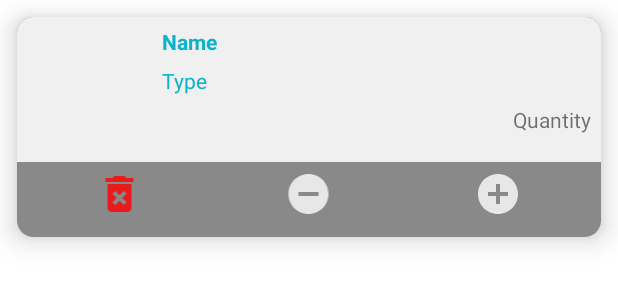
After one commit to in-techouse/per-care-system, an Android app: the layout item_cart.xml on its own in the app's theme, with its tools: preview values and no code run, on a phone screen of 412 x 824 dp. The commit adds this screen. Shown: the top 300 px of the screen. Run offline under Robolectric (Android 15) with nearby library versions, the light colour scheme and no system bars.

Commit message:
Working on Cart

```diff
--- /dev/null
+++ b/app/src/main/res/drawable-anydpi/ic_action_cart_delete.xml
@@ -0,0 +1,11 @@
+<vector xmlns:android="http://schemas.android.com/apk/res/android"
+    android:width="24dp"
+    android:height="24dp"
+    android:viewportWidth="24"
+    android:viewportHeight="24"
+    android:tint="#FF0000"
+    android:alpha="0.8">
+    <path
+        android:fillColor="#FF000000"
+        android:pathData="M6,19c0,1.1 0.9,2 2,2h8c1.1,0 2,-0.9 2,-2L18,7L6,7v12zM8.46,11.88l1.41,-1.41L12,12.59l2.12,-2.12 1.41,1.41L13.41,14l2.12,2.12 -1.41,1.41L12,15.41l-2.12,2.12 -1.41,-1.41L10.59,14l-2.13,-2.12zM15.5,4l-1,-1h-5l-1,1L5,4v2h14L19,4z"/>
+</vector>
--- a/app/src/main/res/layout/activity_cart.xml
+++ b/app/src/main/res/layout/activity_cart.xml
@@ -3,7 +3,8 @@
     xmlns:tools="http://schemas.android.com/tools"
     android:layout_width="match_parent"
     android:layout_height="match_parent"
-    tools:context=".activities.CartActivity">
+    tools:context=".activities.CartActivity"
+    android:padding="0dp">
 
     <LinearLayout
         android:id="@+id/loading"
@@ -31,6 +32,7 @@
     </LinearLayout>
 
     <Button
+        android:layout_margin="0dp"
         android:layout_alignParentBottom="true"
         android:textStyle="bold"
         android:text="Checkout"
--- /dev/null
+++ b/app/src/main/res/layout/item_cart.xml
@@ -0,0 +1,101 @@
+<?xml version="1.0" encoding="utf-8"?>
+<androidx.cardview.widget.CardView xmlns:android="http://schemas.android.com/apk/res/android"
+    xmlns:app="http://schemas.android.com/apk/res-auto"
+    android:layout_width="match_parent"
+    android:layout_height="wrap_content"
+    android:layout_margin="11dp"
+    android:background="@color/colorGray"
+    app:cardCornerRadius="11dp"
+    app:cardElevation="11dp">
+
+    <LinearLayout
+        android:layout_width="match_parent"
+        android:layout_height="wrap_content"
+        android:background="@color/colorGray"
+        android:orientation="vertical">
+
+        <RelativeLayout
+            android:layout_width="match_parent"
+            android:layout_height="wrap_content"
+            android:background="@color/colorWhite"
+            android:padding="3dp">
+
+            <de.hdodenhof.circleimageview.CircleImageView
+                android:id="@+id/foodImage"
+                android:layout_width="90dp"
+                android:layout_height="90dp"
+                app:civ_border_color="#FF000000"
+                app:civ_border_width="2dp" />
+
+            <TextView
+                android:id="@+id/foodName"
+                android:layout_width="match_parent"
+                android:layout_height="wrap_content"
+                android:layout_toEndOf="@id/foodImage"
+                android:padding="3dp"
+                android:text="Name"
+                android:textColor="@color/colorPrimary"
+                android:textStyle="bold" />
+
+            <TextView
+                android:id="@+id/foodType"
+                android:layout_width="match_parent"
+                android:layout_height="wrap_content"
+                android:layout_below="@id/foodName"
+                android:layout_toEndOf="@id/foodImage"
+                android:padding="3dp"
+                android:text="Type"
+                android:textColor="@color/colorPrimary" />
+
+            <TextView
+                android:id="@+id/foodPrice"
+                android:layout_width="wrap_content"
+                android:layout_height="wrap_content"
+                android:layout_below="@id/foodType"
+                android:layout_toEndOf="@id/foodImage"
+                android:padding="3dp" />
+
+            <TextView
+                android:id="@+id/foodQuantity"
+                android:layout_width="wrap_content"
+                android:layout_height="wrap_content"
+                android:layout_below="@id/foodType"
+                android:layout_alignParentEnd="true"
+                android:padding="3dp"
+                android:text="Quantity" />
+
+        </RelativeLayout>
+
+        <LinearLayout
+            android:layout_width="match_parent"
+            android:layout_height="wrap_content"
+            android:layout_marginBottom="7dp"
+            android:orientation="horizontal"
+            android:padding="5dp"
+            android:weightSum="3">
+
+            <ImageView
+                android:id="@+id/deleteItem"
+                android:layout_width="32dp"
+                android:layout_height="32dp"
+                android:layout_weight="1"
+                app:srcCompat="@drawable/ic_action_cart_delete" />
+
+            <ImageView
+                android:id="@+id/minusItem"
+                android:layout_width="32dp"
+                android:layout_height="32dp"
+                android:layout_weight="1"
+                app:srcCompat="@drawable/ic_action_cart_minus" />
+
+            <ImageView
+                android:id="@+id/addItem"
+                android:layout_width="32dp"
+                android:layout_height="32dp"
+                android:layout_weight="1"
+                app:srcCompat="@drawable/ic_action_cart_plus" />
+
+        </LinearLayout>
+    </LinearLayout>
+
+</androidx.cardview.widget.CardView>
```
Also changed, not shown: app/src/main/java/lcwu/fyp/petcaresystem/activities/CartActivity.java (+34 -12 lines), app/src/main/java/lcwu/fyp/petcaresystem/adapters/CartAdapter.java (+73 -1 lines), app/src/main/res/drawable-hdpi/ic_action_cart_delete.png (added), app/src/main/res/drawable-mdpi/ic_action_cart_delete.png (added), app/src/main/res/drawable-xhdpi/ic_action_cart_delete.png (added), app/src/main/res/drawable-xxhdpi/ic_action_cart_delete.png (added).
